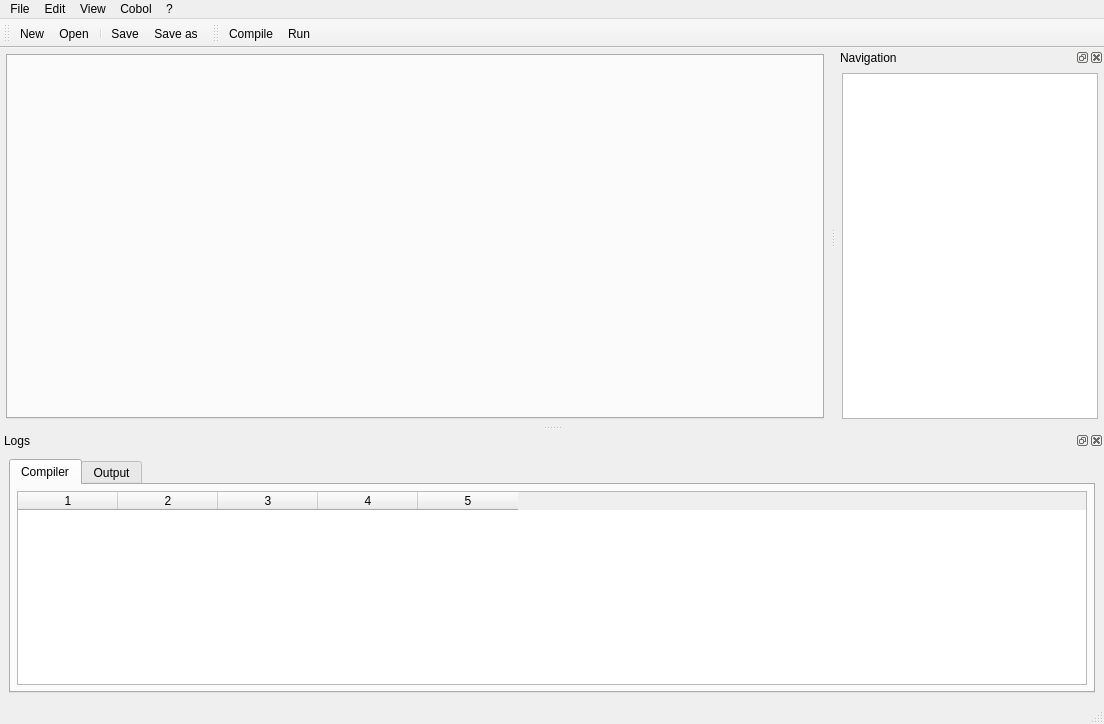
This is oci/ui/ide.ui in OpenCobolIDE/OpenCobolIDE as Qt 5 draws it before an edit. The edited form follows.
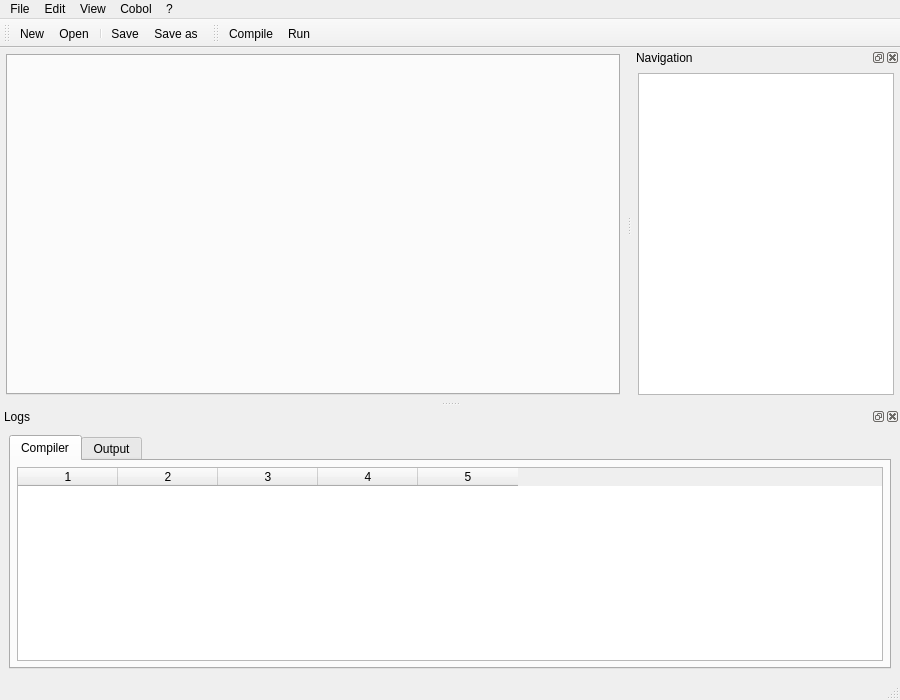
This is the edited form. Icons and pictures are not drawn. Custom widgets are drawn as their Qt base class.

Commit message: Improve user intuitive settings (windows size, pos, state, geometry,...)

```diff
--- a/oci/ui/ide.ui
+++ b/oci/ui/ide.ui
@@ -6,14 +6,14 @@
    <rect>
     <x>0</x>
     <y>0</y>
-    <width>1104</width>
-    <height>724</height>
+    <width>900</width>
+    <height>700</height>
    </rect>
   </property>
   <property name="minimumSize">
    <size>
-    <width>0</width>
-    <height>0</height>
+    <width>900</width>
+    <height>700</height>
    </size>
   </property>
   <property name="windowTitle">
@@ -180,7 +180,7 @@
     <rect>
      <x>0</x>
      <y>0</y>
-     <width>1104</width>
+     <width>900</width>
      <height>25</height>
     </rect>
    </property>
```
The commit also changes 2 other files.
